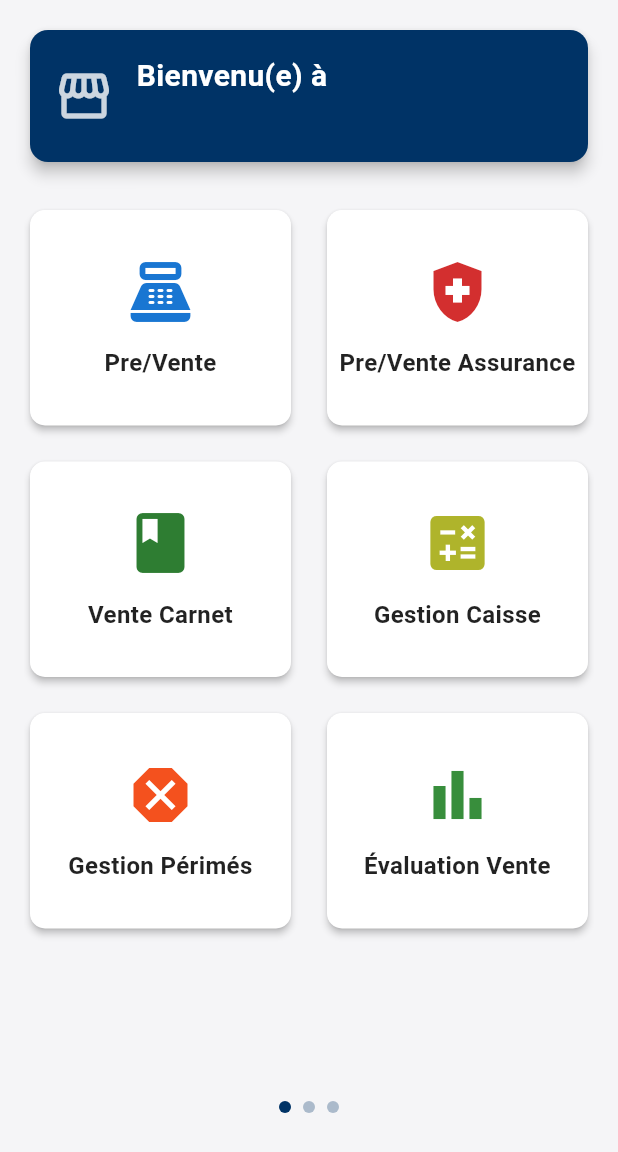
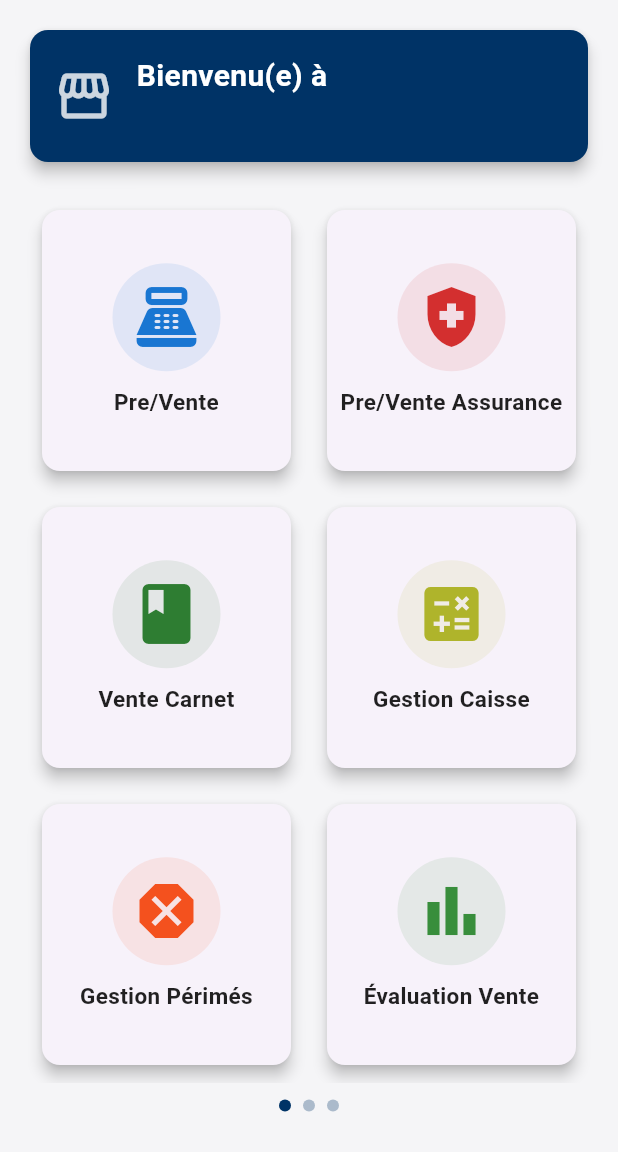
Before and after one commit to airm5500/prestige_vente_app, a Flutter app: the HomeScreen screen opened directly, on a phone screen of 412 x 824 dp, the part 84-1236 px from its top. Run offline on Flutter 3.47's test engine with Material 3 defaults, Android fonts, the phone set to English and light mode, and no system bars; our stand-ins replace barcode_widget, cookie_jar, dio, dio_cookie_manager, fl_chart, qr_flutter and 1 more; missing offline and left inert: sunmi_printer_plus; accounts and stored records are empty.

Commit message:
maj ajustement affichage tablette

```diff
--- a/lib/screens/home/home_screen.dart
+++ b/lib/screens/home/home_screen.dart
@@ -1,30 +1,28 @@
 // lib/screens/home/home_screen.dart
-// 09/11/2025 19:00 (Ajout Vente Carnet)
+// 12/11/2025 20:30 (Version Finale : Zero Scroll - Flex Layout)
 import 'package:flutter/material.dart';
 import 'package:intl/intl.dart';
+import 'package:provider/provider.dart';
+import 'package:prestige_vente_app/providers/auth_provider.dart';
 import 'package:prestige_vente_app/providers/bl_control_provider.dart';
 import 'package:prestige_vente_app/providers/sale_provider.dart';
+import 'package:prestige_vente_app/utils/constants.dart';
+
+// Écrans
 import 'package:prestige_vente_app/screens/auth/login_screen.dart';
 import 'package:prestige_vente_app/screens/auth/settings_screen.dart';
-import 'package:prestige_vente_app/screens/bl_control/bl_list_screen.dart';
-import 'package:prestige_vente_app/screens/delivery_control/delivery_list_screen.dart';
-import 'package:prestige_vente_app/screens/expiration_update/expiration_update_screen.dart';
 import 'package:prestige_vente_app/screens/pre_vente/pre_vente_screen.dart';
+import 'package:prestige_vente_app/screens/assurance_sale/assurance_sale_screen.dart';
+import 'package:prestige_vente_app/screens/carnet_sale/carnet_sale_screen.dart';
+import 'package:prestige_vente_app/screens/caisse/caisse_screen.dart';
+import 'package:prestige_vente_app/screens/perimes/perime_main_screen.dart';
 import 'package:prestige_vente_app/screens/product_evaluation/product_evaluation_screen.dart';
 import 'package:prestige_vente_app/screens/product_search/product_search_screen.dart';
-import 'package:provider/provider.dart';
-import 'package:prestige_vente_app/providers/auth_provider.dart';
-import 'package:prestige_vente_app/utils/constants.dart';
-import 'package:prestige_vente_app/utils/responsive.dart';
-import 'package:prestige_vente_app/widgets/menu_button.dart';
+import 'package:prestige_vente_app/screens/expiration_update/expiration_update_screen.dart';
+import 'package:prestige_vente_app/screens/delivery_control/delivery_list_screen.dart';
+import 'package:prestige_vente_app/screens/bl_control/bl_list_screen.dart';
 import 'package:prestige_vente_app/screens/product_update/ean_update_screen.dart';
 import 'package:prestige_vente_app/screens/product_update/emplacement_update_screen.dart';
-import 'package:prestige_vente_app/screens/assurance_sale/assurance_sale_screen.dart';
-import 'package:prestige_vente_app/screens/caisse/caisse_screen.dart';
-import 'package:prestige_vente_app/screens/perimes/perime_main_screen.dart';
-
-// AJOUT : Import pour le nouvel écran
-import 'package:prestige_vente_app/screens/carnet_sale/carnet_sale_screen.dart';
 import 'package:prestige_vente_app/screens/stock_report/stock_report_screen.dart';
 
 class MenuItem {
@@ -45,8 +43,7 @@ class HomeScreen extends StatefulWidget {
 class _HomeScreenState extends State<HomeScreen> {
   final PageController _pageController = PageController();
   int _currentPage = 0;
-  List<MenuItem> _menuItems = [];
-  List<List<MenuItem>> _pages = [];
+  List<MenuItem> _allMenuItems = [];
 
   late SaleProvider _saleProvider;
   late BlControlProvider _blProvider;
@@ -56,6 +53,7 @@ class _HomeScreenState extends State<HomeScreen> {
     super.initState();
     _saleProvider = Provider.of<SaleProvider>(context, listen: false);
     _blProvider = Provider.of<BlControlProvider>(context, listen: false);
+    _initMenuItems();
   }
 
   @override
@@ -66,6 +64,24 @@ class _HomeScreenState extends State<HomeScreen> {
 
   void navigate(Widget screen) {
     Navigator.of(context).push(MaterialPageRoute(builder: (_) => screen));
+  }
+
+  void _initMenuItems() {
+    _allMenuItems = [
+      MenuItem(label: 'Pre/Vente', icon: Icons.point_of_sale, color: Colors.blue.shade700, onTap: () => navigate(const PreVenteScreen())),
+      MenuItem(label: 'Pre/Vente Assurance', icon: Icons.health_and_safety, color: Colors.red.shade700, onTap: () => navigate(const AssuranceSaleScreen())),
+      MenuItem(label: 'Vente Carnet', icon: Icons.book, color: Colors.green.shade800, onTap: () => navigate(const CarnetSaleScreen())),
+      MenuItem(label: 'Gestion Caisse', icon: Icons.calculate, color: Colors.lime.shade700, onTap: () => navigate(const CaisseScreen())),
+      MenuItem(label: 'Gestion Périmés', icon: Icons.dangerous, color: Colors.deepOrange.shade600, onTap: () => navigate(const PerimeMainScreen())),
+      MenuItem(label: 'Évaluation Vente', icon: Icons.bar_chart, color: Colors.green.shade700, onTap: () => navigate(const ProductEvaluationScreen())),
+      MenuItem(label: 'Recherche Article', icon: Icons.search, color: Colors.orange.shade700, onTap: () => navigate(const ProductSearchScreen())),
+      MenuItem(label: 'Mise à jour Péremption', icon: Icons.date_range, color: Colors.purple.shade700, onTap: () => navigate(const ExpirationUpdateScreen())),
+      MenuItem(label: 'Contrôle Livraison', icon: Icons.inventory_2, color: Colors.teal.shade700, onTap: () => navigate(const DeliveryListScreen())),
+      MenuItem(label: 'Pointage BL Stock', icon: Icons.checklist, color: Colors.cyan.shade700, onTap: () => navigate(const BlListScreen())),
+      MenuItem(label: 'Mise à jour EAN', icon: Icons.qr_code_scanner, color: Colors.indigo.shade400, onTap: () => navigate(const EanUpdateScreen())),
+      MenuItem(label: 'Mise à jour Emplacement', icon: Icons.location_on, color: Colors.brown.shade400, onTap: () => navigate(const EmplacementUpdateScreen())),
+      MenuItem(label: 'État de Stock', icon: Icons.inventory, color: Colors.blueGrey.shade600, onTap: () => navigate(const StockReportScreen())),
+    ];
   }
 
   Future<void> _showInfoPopup() async {
@@ -90,15 +106,13 @@ class _HomeScreenState extends State<HomeScreen> {
     ]);
 
     if (!mounted) return;
-    Navigator.of(context).pop(); // Ferme le dialogue de chargement
+    Navigator.of(context).pop();
 
     showDialog(
       context: context,
       builder: (ctx) {
         final preventesCount = _saleProvider.preventes.length;
-        final blCount = _blProvider.bonsLivraison
-            .where((b) => b.statutTraitement != "TERMINE")
-            .length;
+        final blCount = _blProvider.bonsLivraison.where((b) => b.statutTraitement != "TERMINE").length;
 
         return AlertDialog(
           title: const Text('Tâches en attente'),
@@ -110,120 +124,52 @@ class _HomeScreenState extends State<HomeScreen> {
               ListTile(
                 leading: Icon(Icons.history_toggle_off, color: Colors.orange.shade700),
                 title: Text('$preventesCount Prévente(s) en attente'),
-                onTap: () {
-                  Navigator.of(ctx).pop();
-                  navigate(const PreVenteScreen(initialTabIndex: 2));
-                },
+                onTap: () { Navigator.of(ctx).pop(); navigate(const PreVenteScreen(initialTabIndex: 2)); },
               ),
               ListTile(
                 leading: Icon(Icons.checklist, color: Colors.cyan.shade700),
                 title: Text('$blCount BL(s) à pointer'),
-                onTap: () {
-                  Navigator.of(ctx).pop();
-                  navigate(const BlListScreen(initialFilter: 'A_TRAITER'));
-                },
+                onTap: () { Navigator.of(ctx).pop(); navigate(const BlListScreen(initialFilter: 'A_TRAITER')); },
               ),
             ],
           ),
-          actions: [
-            TextButton(
-              onPressed: () => Navigator.of(ctx).pop(),
-              child: const Text('Fermer'),
-            )
-          ],
+          actions: [ TextButton(onPressed: () => Navigator.of(ctx).pop(), child: const Text('Fermer')) ],
         );
       },
     );
   }
 
-  void _buildMenuItems(BuildContext context) {
-    _menuItems = [
-      MenuItem( label: 'Pre/Vente', icon: Icons.point_of_sale, color: Colors.blue.shade700, onTap: () => navigate(const PreVenteScreen())),
-      MenuItem(
-        label: 'Pre/Vente Assurance',
-        icon: Icons.health_and_safety,
-        color: Colors.red.shade700,
-        onTap: () => navigate(const AssuranceSaleScreen()),
-      ),
-
-      // AJOUT : Le nouveau menu pour le Carnet
-      MenuItem(
-        label: 'Vente Carnet',
-        icon: Icons.book, // Icône pour le carnet
-        color: Colors.green.shade800, // Une nouvelle couleur
-        onTap: () => navigate(const CarnetSaleScreen()), // Vers le nouvel écran
-      ),
-
-      MenuItem(
-        label: 'Gestion Caisse',
-        icon: Icons.calculate,
-        color: Colors.lime.shade700,
-        onTap: () => navigate(const CaisseScreen()),
-      ),
-      MenuItem(
-        label: 'Gestion Périmés',
-        icon: Icons.dangerous,
-        color: Colors.deepOrange.shade600,
-        onTap: () => navigate(const PerimeMainScreen()),
-      ),
-      MenuItem( label: 'Évaluation Vente', icon: Icons.bar_chart, color: Colors.green.shade700, onTap: () => navigate(const ProductEvaluationScreen())),
-      MenuItem( label: 'Recherche Article', icon: Icons.search, color: Colors.orange.shade700, onTap: () => navigate(const ProductSearchScreen())),
-      MenuItem( label: 'Mise à jour Péremption', icon: Icons.date_range, color: Colors.purple.shade700, onTap: () => navigate(const ExpirationUpdateScreen())),
-      MenuItem( label: 'Contrôle Livraison', icon: Icons.inventory_2, color: Colors.teal.shade700, onTap: () => navigate(const DeliveryListScreen())),
-      MenuItem( label: 'Pointage BL Stock', icon: Icons.checklist, color: Colors.cyan.shade700, onTap: () => navigate(const BlListScreen())),
-      MenuItem(
-        label: 'Mise à jour EAN',
-        icon: Icons.qr_code_scanner,
-        color: Colors.indigo.shade400,
-        onTap: () => navigate(const EanUpdateScreen()),
-      ),
-      MenuItem(
-        label: 'Mise à jour Emplacement',
-        icon: Icons.location_on,
-        color: Colors.brown.shade400,
-        onTap: () => navigate(const EmplacementUpdateScreen()),
-      ),
-
-      MenuItem(
-        label: 'État de Stock',
-        icon: Icons.inventory, // Icône appropriée
-        color: Colors.blueGrey.shade600,
-        onTap: () => navigate(const StockReportScreen()),
-      ),
-    ];
-
-    _pages = [];
-    // Gère la pagination (6 par page)
-    for (var i = 0; i < _menuItems.length; i += 6) {
-      _pages.add(_menuItems.sublist(i, i + 6 > _menuItems.length ? _menuItems.length : i + 6));
-    }
-  }
-
   @override
   Widget build(BuildContext context) {
-    _buildMenuItems(context);
     final authProvider = Provider.of<AuthProvider>(context, listen: false);
+    final size = MediaQuery.of(context).size;
+    final bool isTablet = size.width > 600;
+
+    // --- CONFIGURATION GRILLE ---
+    // Tablette : 4 colonnes x 3 lignes = 12 items (Standard pour 10")
+    // Mobile : 2 colonnes x 3 lignes = 6 items
+    final int cols = isTablet ? 4 : 2;
+    final int rows = 3;
+    final int itemsPerPage = cols * rows;
+
+    // Découpage en pages
+    List<List<MenuItem>> pages = [];
+    for (var i = 0; i < _allMenuItems.length; i += itemsPerPage) {
+      pages.add(_allMenuItems.sublist(
+          i, i + itemsPerPage > _allMenuItems.length ? _allMenuItems.length : i + itemsPerPage));
+    }
 
     return Scaffold(
       appBar: AppBar(
         title: const Text('Prestige Mobile'),
         actions: [
-          IconButton(
-            icon: const Icon(Icons.info_outline),
-            onPressed: _showInfoPopup,
-            tooltip: 'Tâches en attente',
-          ),
-          IconButton(
-            icon: const Icon(Icons.settings),
-            onPressed: () => navigate(const SettingsScreen()),
-            tooltip: 'Configuration',
-          ),
+          IconButton(icon: const Icon(Icons.info_outline), onPressed: _showInfoPopup, tooltip: 'Tâches en attente'),
+          IconButton(icon: const Icon(Icons.settings), onPressed: () => navigate(const SettingsScreen()), tooltip: 'Configuration'),
           IconButton(
             icon: const Icon(Icons.logout),
             onPressed: () {
               authProvider.logout();
-              Navigator.of(context).pushAndRemoveUntil(
-                  MaterialPageRoute(builder: (_) => const LoginScreen()), (route) => false);
+              Navigator.of(context).pushAndRemoveUntil(MaterialPageRoute(builder: (_) => const LoginScreen()), (route) => false);
             },
             tooltip: 'Déconnexion',
           ),
@@ -233,44 +179,52 @@ class _HomeScreenState extends State<HomeScreen> {
         child: Padding(
           padding: const EdgeInsets.all(16.0),
           child: Column(
-            crossAxisAlignment: CrossAxisAlignment.start,
+            crossAxisAlignment: CrossAxisAlignment.stretch,
             children: [
+              // HEADER (FIXE)
               _buildWelcomeCard(),
-              const SizedBox(height: 24),
+              const SizedBox(height: 16),
 
+              // ZONE DES MENUS (FLEXIBLE)
               Expanded(
                 child: PageView.builder(
                   controller: _pageController,
-                  itemCount: _pages.length,
-                  onPageChanged: (index) {
-                    setState(() => _currentPage = index);
-                  },
+                  itemCount: pages.length,
+                  onPageChanged: (index) => setState(() => _currentPage = index),
                   itemBuilder: (context, pageIndex) {
-                    final pageItems = _pages[pageIndex];
-                    return GridView.builder(
-                      gridDelegate: SliverGridDelegateWithFixedCrossAxisCount(
-                        crossAxisCount: Responsive.isMobile(context) ? 2 : 3,
-                        crossAxisSpacing: 16,
-                        mainAxisSpacing: 16,
-                        childAspectRatio: 1.2,
+                    final pageItems = pages[pageIndex];
+
+                    // Construction de la grille "Flexible" (Column > Rows > Expanded)
+                    // Cela garantit qu'il n'y a JAMAIS de scroll
+                    return Column(
+                      children: List.generate(rows, (rowIndex) {
+                        return Expanded( // Chaque ligne prend 1/3 de la hauteur dispo
+                          child: Row(
+                            children: List.generate(cols, (colIndex) {
+                              final itemIndex = rowIndex * cols + colIndex;
+
+                              if (itemIndex < pageItems.length) {
+                                return Expanded( // Chaque item prend 1/4 de la largeur
+                                  child: Padding(
+                                    padding: const EdgeInsets.all(8.0),
+                                    child: _buildMenuCard(pageItems[itemIndex], isTablet),
                                   ),
-                      itemCount: pageItems.length,
-                      itemBuilder: (context, itemIndex) {
-                        final item = pageItems[itemIndex];
-                        return MenuButton(
-                          label: item.label,
-                          icon: item.icon,
-                          color: item.color,
-                          onTap: item.onTap,
                                 );
-                      },
+                              } else {
+                                return const Expanded(child: SizedBox()); // Espace vide
+                              }
+                            }),
+                          ),
+                        );
+                      }),
                     );
                   },
                 ),
               ),
 
-              if (_pages.length > 1)
-                _buildPageIndicator(),
+              // INDICATEUR DE PAGE (FIXE)
+              if (pages.length > 1)
+                _buildPageIndicator(pages.length),
             ],
           ),
         ),
@@ -318,14 +272,60 @@ class _HomeScreenState extends State<HomeScreen> {
     );
   }
 
-  Widget _buildPageIndicator() {
-    return Row(
+  Widget _buildMenuCard(MenuItem item, bool isTablet) {
+    // Tailles dynamiques
+    final double iconSize = isTablet ? 42 : 48;
+    final double fontSize = isTablet ? 13 : 15;
+
+    return Card(
+      elevation: 4,
+      shape: RoundedRectangleBorder(borderRadius: BorderRadius.circular(12)),
+      child: InkWell(
+        onTap: item.onTap,
+        borderRadius: BorderRadius.circular(12),
+        child: Column(
           mainAxisAlignment: MainAxisAlignment.center,
-      children: List.generate(_pages.length, (index) {
+          children: [
+            Container(
+              padding: const EdgeInsets.all(12),
+              decoration: BoxDecoration(
+                color: item.color.withOpacity(0.1),
+                shape: BoxShape.circle,
+              ),
+              child: Icon(item.icon, size: iconSize, color: item.color),
+            ),
+            const SizedBox(height: 10),
+            Padding(
+              padding: const EdgeInsets.symmetric(horizontal: 4.0),
+              child: Text(
+                item.label,
+                textAlign: TextAlign.center,
+                style: TextStyle(
+                  fontSize: fontSize,
+                  fontWeight: FontWeight.bold,
+                  color: Colors.black87,
+                ),
+                maxLines: 2,
+                overflow: TextOverflow.ellipsis,
+              ),
+            ),
+          ],
+        ),
+      ),
+    );
+  }
+
+  Widget _buildPageIndicator(int pageCount) {
+    return Container(
+      height: 30, // Hauteur fixe pour éviter le saut
+      alignment: Alignment.center,
+      child: Row(
+        mainAxisAlignment: MainAxisAlignment.center,
+        children: List.generate(pageCount, (index) {
           return Container(
             width: 8.0,
             height: 8.0,
-          margin: const EdgeInsets.symmetric(vertical: 10.0, horizontal: 4.0),
+            margin: const EdgeInsets.symmetric(horizontal: 4.0),
             decoration: BoxDecoration(
               shape: BoxShape.circle,
               color: _currentPage == index
@@ -334,6 +334,7 @@ class _HomeScreenState extends State<HomeScreen> {
             ),
           );
         }),
+      ),
     );
   }
 }
```
Also changed, not shown: 1 other file. Lines whose indentation alone changed are shown as unchanged.
